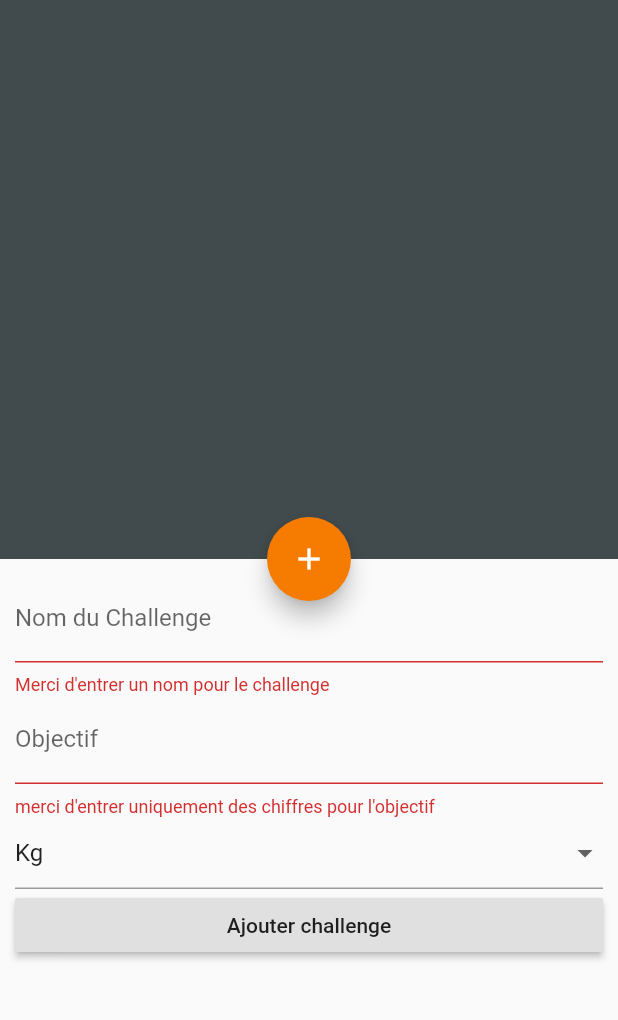
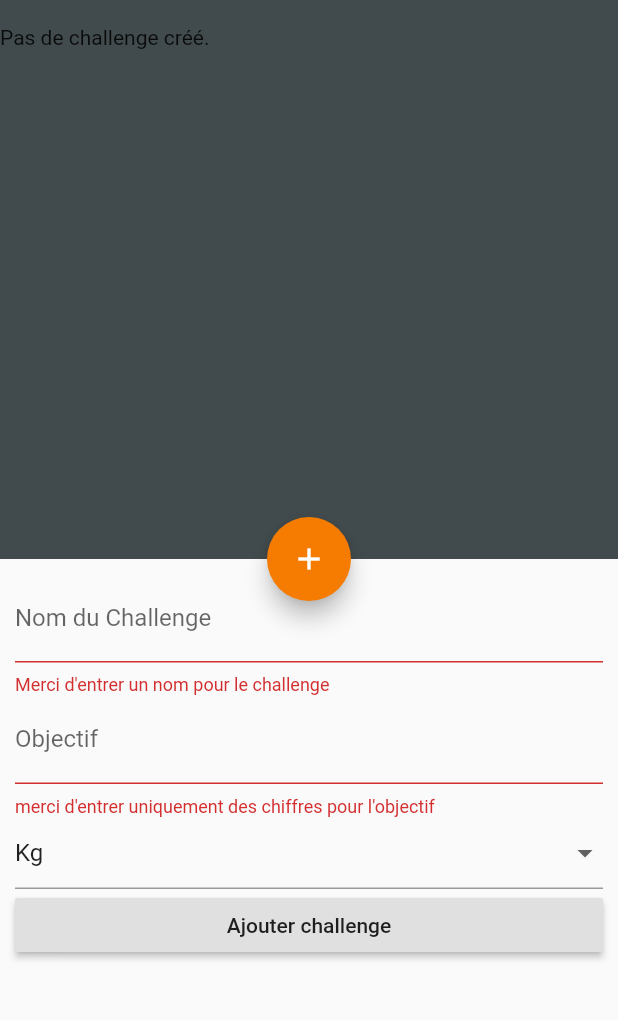
Before and after one commit to MarcelALng/icandoit2021, a Flutter app: the screen it shows after launch, after a tap on the "add" icon, after a tap on "Ajouter challenge", on a phone screen of 412 x 824 dp, the part 59-1079 px from its top. Run offline on Flutter 3.47's test engine with Material 2 defaults, Android fonts, the phone set to English and light mode, and no system bars; our stand-ins replace shared_preferences.

Commit message:
[Component] test future builder OK function add challenge ok

```diff
--- a/lib/screens/components/build_challenges_list.dart
+++ b/lib/screens/components/build_challenges_list.dart
@@ -21,11 +21,20 @@ class _ChallengeListBuilderState extends State<ChallengeListBuilder> {
   @override
   Widget build(BuildContext context) {
     Future<List<ChallengeModel>> _challengesList = widget.challengesData;
+
+    return FutureBuilder(
+        future: _challengesList,
+        builder: (context, AsyncSnapshot<List<ChallengeModel>> data) {
+          List<ChallengeModel> _challengesList = data.data;
+          if (!data.hasData) {
+            return Text("Pas de challenge créé.");
+          }
           return ListView.builder(
             itemCount: _challengesList.length,
             itemBuilder: (context, index) {
               return Padding(
-          padding: const EdgeInsets.only(bottom: 3.0, left: 8.0, right: 8.0),
+                padding:
+                    const EdgeInsets.only(bottom: 3.0, left: 8.0, right: 8.0),
                 child: Dismissible(
                   confirmDismiss: (direction) async {
                     // to confirm delete or not
@@ -59,7 +68,8 @@ class _ChallengeListBuilderState extends State<ChallengeListBuilder> {
                   },
                   background: Container(
                     color: Colors.red,
-              padding: EdgeInsets.only(bottom: 10.0, left: 8.0, right: 8.0),
+                    padding:
+                        EdgeInsets.only(bottom: 10.0, left: 8.0, right: 8.0),
                     alignment: Alignment.centerLeft,
                     child: Icon(Icons.delete),
                   ),
@@ -81,7 +91,8 @@ class _ChallengeListBuilderState extends State<ChallengeListBuilder> {
                             Text(
                               "Objectif:",
                               style: TextStyle(
-                            fontWeight: FontWeight.bold, color: Colors.black),
+                                  fontWeight: FontWeight.bold,
+                                  color: Colors.black),
                             ),
                             SizedBox(width: 10.0),
                             Text(_challengesList[index].target.toString()),
@@ -101,5 +112,6 @@ class _ChallengeListBuilderState extends State<ChallengeListBuilder> {
               );
             },
           );
+        });
   }
 }
--- a/lib/screens/home_screen.dart
+++ b/lib/screens/home_screen.dart
@@ -130,6 +130,7 @@ class _HomeState extends State<Home> {
                               name: nameChallenge,
                               target: targetChallenge,
                               unity: unityChallenge);
+                          Navigator.pop(context);
                         }
                         ;
                       },
```
Lines whose indentation alone changed are shown as unchanged.
